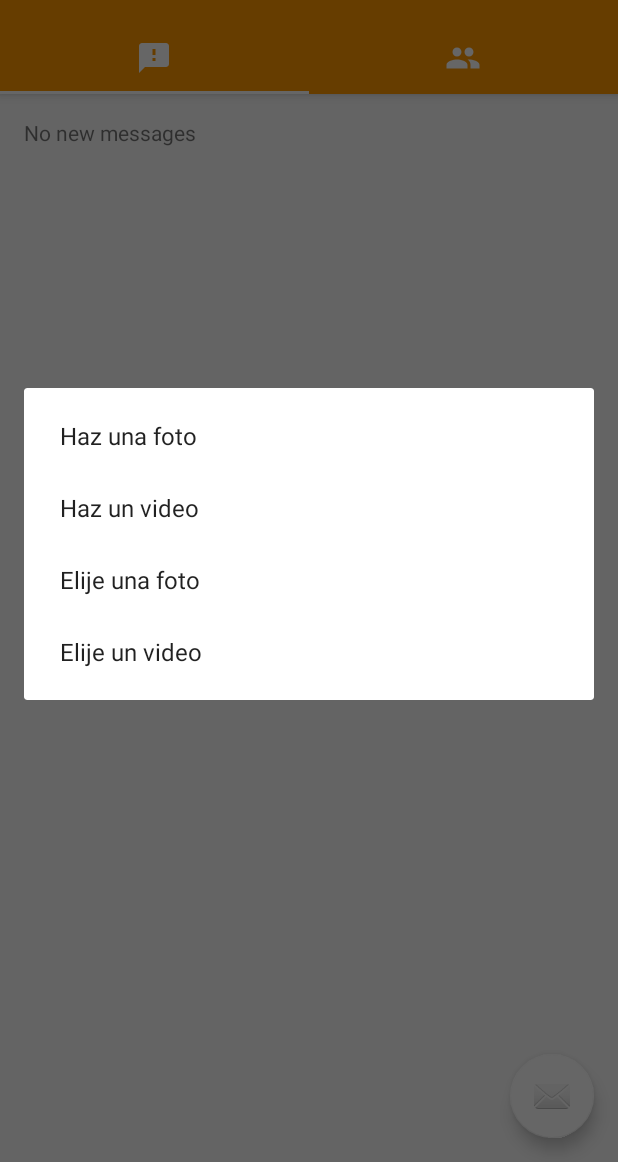
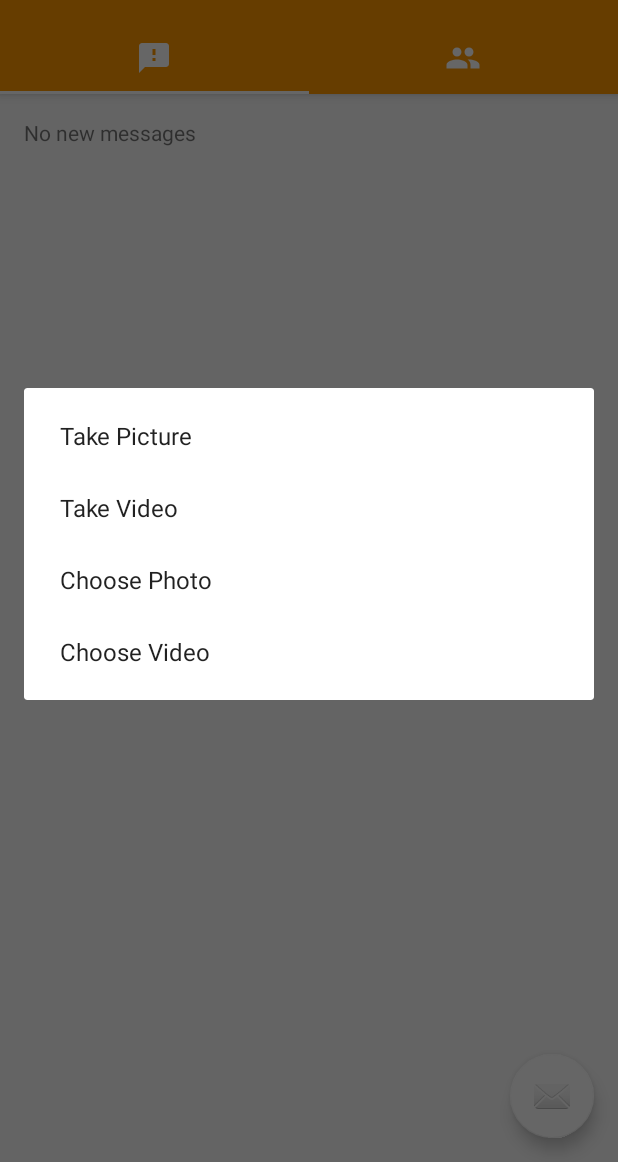
Before and after one commit to oxiss/Esnaschas_1.0, an Android app: the MainActivity screen opened directly, with no data from a screen before it, after a tap on "Camera", on a phone screen of 412 x 824 dp, the part 74-1236 px from its top. Run offline under Robolectric (Android 15) with nearby library versions, the phone set to English and light mode, and no system bars; libraries missing offline, so code that uses them is left out: com.parse; 10 statements that could not run were skipped.

Commit message:
Modificados los strings para que se muestren en inglés

```diff
--- a/app/src/main/res/values/strings.xml
+++ b/app/src/main/res/values/strings.xml
@@ -23,10 +23,10 @@
     <string name="cancel">Cancel</string>
     <string name="error_external_storage">Error external estorage</string>
     <string-array name="camera_choices">
-        <item>Haz una foto</item>
-        <item>Haz un video</item>
-        <item>Elije una foto</item>
-        <item>Elije un video</item>
+        <item>Take Picture</item>
+        <item>Take Video</item>
+        <item>Choose Photo</item>
+        <item>Choose Video</item>
     </string-array>
 
 </resources>
```
